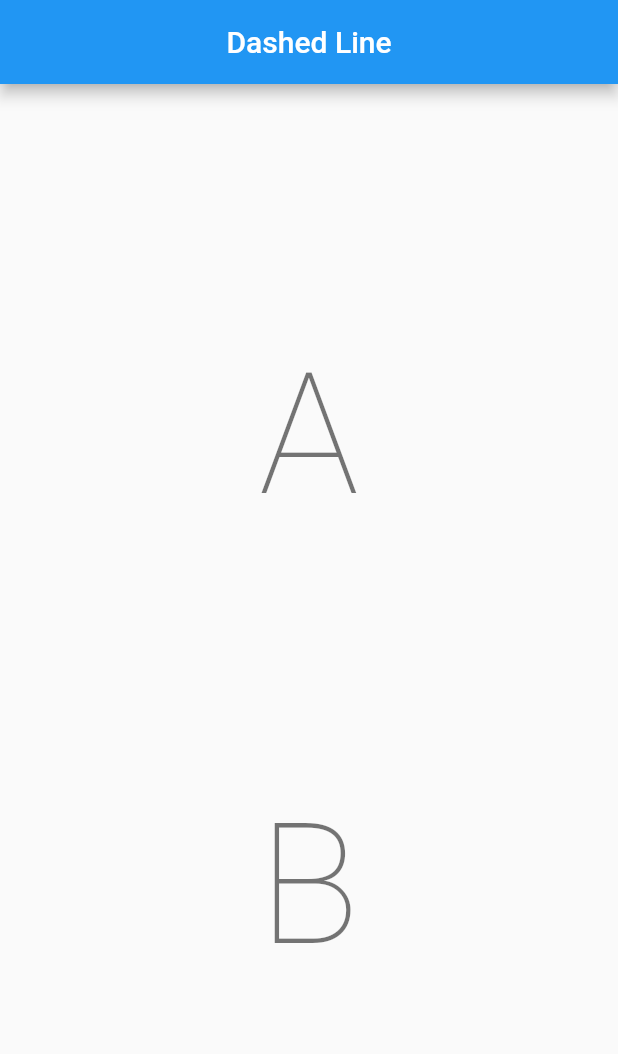
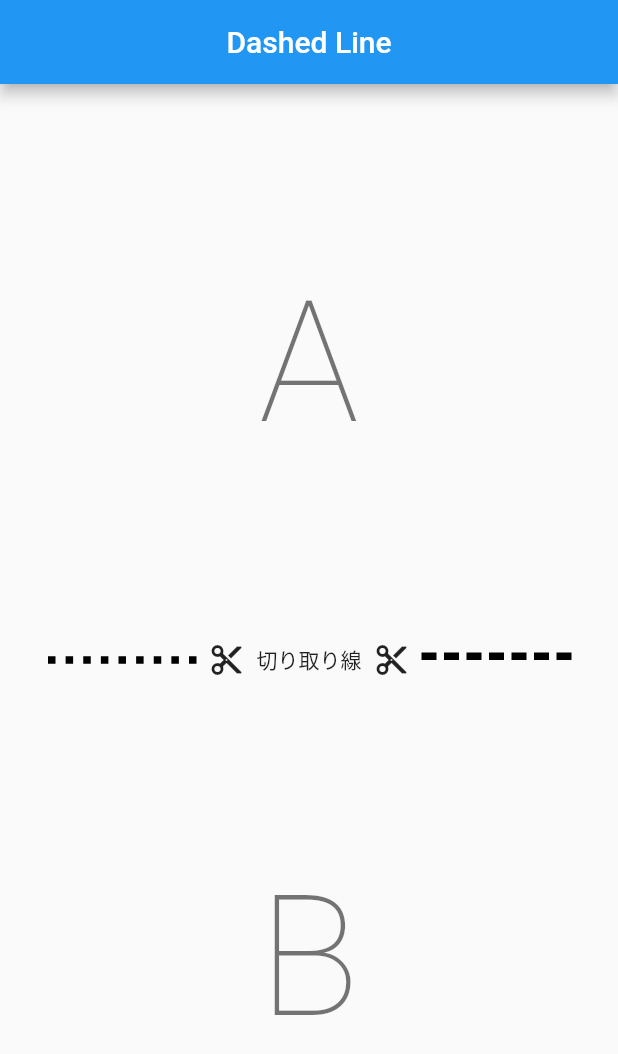
Before and after one commit to naipaka/dashed-line-sample, a Flutter app: the screen it shows after launch, on a phone screen of 412 x 824 dp. Shown: the top 1054 px of the screen. Run offline on Flutter 3.47's test engine with Material 2 defaults, Android fonts, the phone set to English and light mode, and no system bars.

Commit message:
破線を実装

```diff
--- /dev/null
+++ b/lib/dashed_line_1.dart
@@ -0,0 +1,42 @@
+import 'package:flutter/material.dart';
+
+/// 破線
+class DashedLine1 extends StatelessWidget {
+  const DashedLine1({
+    Key? key,
+    this.dashedWidth = 5,
+    this.dashedHeight = 5,
+    this.color = Colors.black,
+  }) : super(key: key);
+
+  /// 破線単体の幅
+  final double dashedWidth;
+
+  /// 破線の高さ
+  final double dashedHeight;
+
+  /// 破線の色
+  final Color color;
+
+  @override
+  Widget build(BuildContext context) {
+    return LayoutBuilder(
+      builder: (BuildContext context, BoxConstraints constraints) {
+        // 破線単体の数
+        // 表示する領域の最大幅 / （破線の幅 * 2）
+        // 破線同士の間隔は破線の幅と同じ幅となる
+        final dashedCount = (constraints.maxWidth / (2 * dashedWidth)).floor();
+        return Row(
+          mainAxisAlignment: MainAxisAlignment.spaceBetween,
+          children: List.generate(dashedCount, (_) {
+            return Container(
+              width: dashedWidth,
+              height: dashedHeight,
+              color: color,
+            );
+          }),
+        );
+      },
+    );
+  }
+}
--- /dev/null
+++ b/lib/dashed_line_2.dart
@@ -0,0 +1,83 @@
+import 'package:flutter/material.dart';
+
+/// 破線
+class DashedLine2 extends StatelessWidget {
+  const DashedLine2({
+    Key? key,
+    this.dashedWidth = 10,
+    this.dashedHeight = 5,
+    this.dashedSpace = 5,
+    this.color = Colors.black,
+  }) : super(key: key);
+
+  /// 破線単体の幅
+  final double dashedWidth;
+
+  /// 破線の高さ
+  final double dashedHeight;
+
+  /// 破線の間隔
+  final double dashedSpace;
+
+  /// 破線の色
+  final Color color;
+
+  @override
+  Widget build(BuildContext context) {
+    return SizedBox(
+      height: dashedHeight,
+      child: CustomPaint(
+        painter: _DashedLinePainter(
+          dashedWidth: dashedWidth,
+          dashedHeight: dashedHeight,
+          dashedSpace: dashedSpace,
+          color: color,
+        ),
+      ),
+    );
+  }
+}
+
+class _DashedLinePainter extends CustomPainter {
+  const _DashedLinePainter({
+    required this.dashedWidth,
+    required this.dashedHeight,
+    required this.dashedSpace,
+    required this.color,
+  });
+
+  /// 破線単体の幅
+  final double dashedWidth;
+
+  /// 破線の高さ
+  final double dashedHeight;
+
+  /// 破線の間隔
+  final double dashedSpace;
+
+  /// 破線の色
+  final Color color;
+
+  @override
+  void paint(Canvas canvas, Size size) {
+    var dashedStartX = 0.0;
+    final paint = Paint()
+      ..color = color
+      ..strokeWidth = dashedHeight;
+    while (dashedStartX < size.width) {
+      // 始点
+      final startOffset = Offset(dashedStartX, 0);
+      // 終点
+      final endOffset = Offset(dashedStartX + dashedWidth, 0);
+      // 始点から終点にかけて描画
+      canvas.drawLine(startOffset, endOffset, paint);
+      // 始点のX座標を更新
+      dashedStartX = dashedStartX + dashedWidth + dashedSpace;
+    }
+  }
+
+  @override
+  bool shouldRepaint(covariant CustomPainter oldDelegate) {
+    return false;
+  }
+}
--- a/lib/home_page.dart
+++ b/lib/home_page.dart
@@ -1,3 +1,5 @@
+import 'package:dashed_line_sample/dashed_line_1.dart';
+import 'package:dashed_line_sample/dashed_line_2.dart';
 import 'package:flutter/material.dart';
 
 class HomePage extends StatelessWidget {
@@ -22,6 +24,26 @@ class HomePage extends StatelessWidget {
                 'A',
                 style: Theme.of(context).textTheme.headline1,
               ),
+              Row(
+                children: [
+                  const Expanded(
+                    child: DashedLine1(),
+                  ),
+                  const SizedBox(width: 8),
+                  const Icon(Icons.content_cut),
+                  const SizedBox(width: 8),
+                  Text(
+                    '切り取り線',
+                    style: Theme.of(context).textTheme.bodyText1,
+                  ),
+                  const SizedBox(width: 8),
+                  const Icon(Icons.content_cut),
+                  const SizedBox(width: 8),
+                  const Expanded(
+                    child: DashedLine2(),
+                  ),
+                ],
+              ),
               Text(
                 'B',
                 style: Theme.of(context).textTheme.headline1,
```
